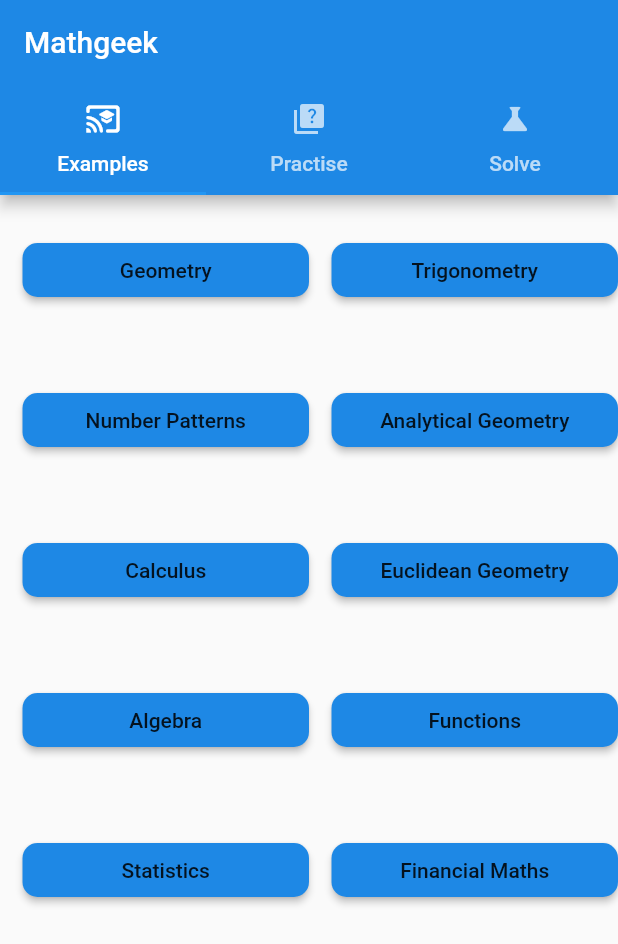
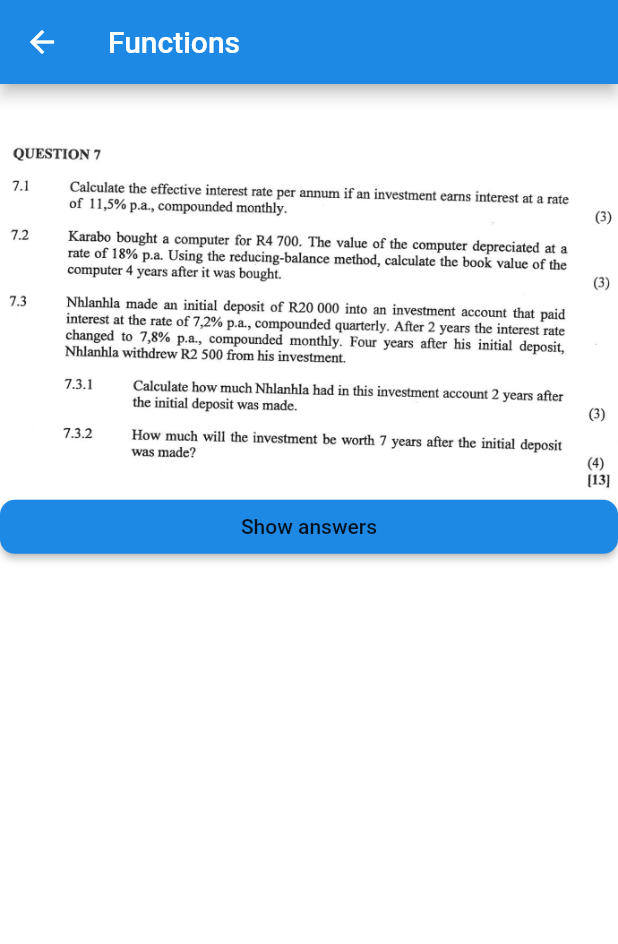
Before and after one commit to BrianTshatiwa-zz/Mathgeek, a Flutter app: the screen it shows after launch, after a tap on "Financial Maths", on a phone screen of 412 x 824 dp. Shown: the top 944 px of the screen. Run offline on Flutter 3.47's test engine with Material 2 defaults, Android fonts, the phone set to English and light mode, and no system bars.

Commit message:
code financial maths examples

```diff
--- a/mobileApp/mathgeek/lib/examples.dart
+++ b/mobileApp/mathgeek/lib/examples.dart
@@ -161,7 +161,8 @@
                 shape: RoundedRectangleBorder(
                   borderRadius: BorderRadius.circular(10.0),
                 ),
-                onPressed: () => print("pressed"),
+                onPressed: () =>
+                    Navigator.pushNamed(context, '/financialmathsquestions'),
                 child: Text('Financial Maths'),
                 color: Colors.blue[600],
               ),
--- /dev/null
+++ b/mobileApp/mathgeek/lib/examples/financialmaths/questions.dart
@@ -0,0 +1,37 @@
+import 'package:flutter/material.dart';
+
+class FinancialMathQuestions extends StatelessWidget {
+  @override
+  Widget build(BuildContext context) {
+    return Scaffold(
+      appBar: AppBar(
+        backgroundColor: Colors.blue[600],
+        title: Text('Functions'),
+      ),
+      backgroundColor: Colors.white,
+      body: SingleChildScrollView(
+        child: Column(
+          children: [
+            SizedBox(
+              height: 30.0,
+            ),
+            Image(
+                image: AssetImage(
+                    "assets/pictures/examples/financialmaths/questions/a.PNG")),
+            Row(children: [
+              Expanded(
+                  child: RaisedButton(
+                onPressed: () =>
+                    Navigator.pushNamed(context, '/financialmathsanswers'),
+                child: Text("Show answers"),
+                color: Colors.blue[600],
+                shape: RoundedRectangleBorder(
+                    borderRadius: BorderRadius.circular(10.0)),
+              )),
+            ]),
+          ],
+        ),
+      ),
+    );
+  }
+}
--- a/mobileApp/mathgeek/lib/main.dart
+++ b/mobileApp/mathgeek/lib/main.dart
@@ -1,4 +1,6 @@
 import 'package:flutter/material.dart';
+import 'package:mathgeek/examples/financialmaths/answers.dart';
+import 'package:mathgeek/examples/financialmaths/questions.dart';
 import 'package:mathgeek/examples/functions/answers.dart';
 import 'package:mathgeek/examples/numberpatterns/questions.dart';
 import 'package:mathgeek/examples/numberpatterns/answers.dart';
@@ -27,6 +29,8 @@
         '/numberpatternsanswers': (context) => NumberPatternAnswers(),
         '/functionsquestions': (context) => FunctionsQuestions(),
         '/functionsanswers': (context) => FunctionsAnswers(),
+        '/financialmathsquestions': (context) => FinancialMathQuestions(),
+        '/financialmathsanswers': (context) => FinancialMathsAnswers(),
       },
       debugShowCheckedModeBanner: false,
       home: DefaultTabController(
--- a/mobileApp/mathgeek/pubspec.yaml
+++ b/mobileApp/mathgeek/pubspec.yaml
@@ -66,6 +66,9 @@
     - assets/pictures/examples/functions/
     - assets/pictures/examples/functions/questions/
     - assets/pictures/examples/functions/answers/
+    - assets/pictures/examples/financialmaths/
+    - assets/pictures/examples/financialmaths/questions/
+    - assets/pictures/examples/financialmaths/answers/
 
   # To add assets to your application, add an assets section, like this:
 
```
Also changed, not shown: mobileApp/mathgeek/lib/examples/financialmaths/answers.dart (added, +30 -0 lines).
